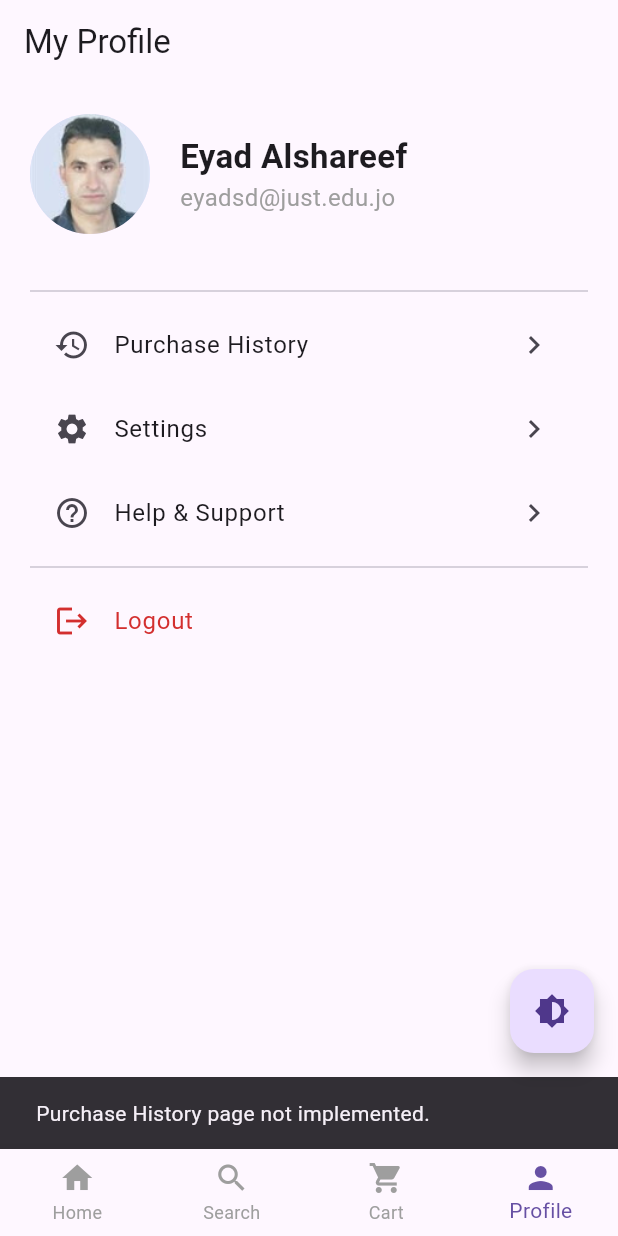
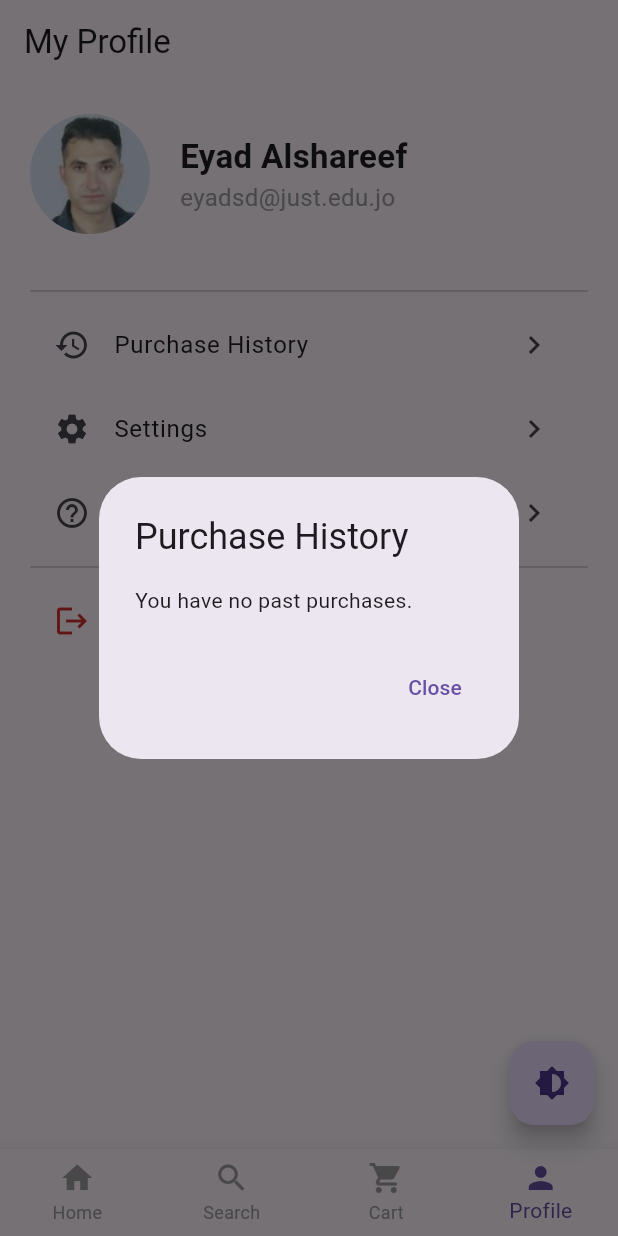
Before and after one commit to abdelrahmmanarafeh/flutter_bookstore, a Flutter app: the screen it shows after launch, item 4 of the bottom bar chosen, after a tap on "Purchase History", on a phone screen of 412 x 824 dp. Run offline on Flutter 3.47's test engine with Material 3 defaults, Android fonts, the phone set to English and light mode, and no system bars.

Commit message:
pur. history works.

```diff
--- a/lib/pages/main_navigator.dart
+++ b/lib/pages/main_navigator.dart
@@ -23,6 +23,9 @@ class _MainNavigatorState extends State<MainNavigator> {
   // List to hold the books added to the shopping cart.
   // In a real app, use a more robust state management solution (Provider, Riverpod, etc.)
   final List<Book> _cartItems = [];
+
+  // List to hold purchase history (list of lists of books)
+  final List<List<Book>> _purchaseHistory = [];
 
   // Callback function to add a book to the cart.
   // This function is passed down to pages that need to add items (e.g., BookDetailPage).
@@ -65,6 +68,14 @@ class _MainNavigatorState extends State<MainNavigator> {
     });
   }
 
+  // Method to handle the checkout process
+  void _checkout(List<Book> itemsToCheckout) {
+    setState(() {
+      _purchaseHistory.add(List.from(itemsToCheckout)); // Save a copy of the current cart
+      _cartItems.clear(); // Clear the cart
+    });
+  }
+
   // List of the main pages corresponding to the bottom navigation bar items.
   // Note: We pass the necessary callbacks and data down to the pages.
   late final List<Widget> _pages;
@@ -76,8 +87,8 @@ class _MainNavigatorState extends State<MainNavigator> {
     _pages = <Widget>[
       HomePage(onAddToCart: _addToCart), // Pass addToCart callback
       SearchPage(onAddToCart: _addToCart), // Pass addToCart callback
-      CartPage(cartItems: _cartItems, onRemoveFromCart: _removeFromCart), // Pass cart items and remove callback
-      const ProfilePage(), // Profile page is currently stateless
+      CartPage(cartItems: _cartItems, onRemoveFromCart: _removeFromCart, onCheckout: () => _checkout(_cartItems)), // Pass cart items, remove callback, and checkout callback
+      ProfilePage(purchaseHistory: _purchaseHistory), // Pass purchase history to ProfilePage
     ];
   }
 
@@ -88,7 +99,10 @@ class _MainNavigatorState extends State<MainNavigator> {
       _selectedIndex = index; // Update the selected index
       // When navigating to the cart tab, update the CartPage with the current cart items
       if (index == 2) {
-        _pages[index] = CartPage(cartItems: _cartItems, onRemoveFromCart: _removeFromCart);
+        _pages[index] = CartPage(cartItems: _cartItems, onRemoveFromCart: _removeFromCart, onCheckout: () => _checkout(_cartItems));
+      } else if (index == 3) {
+        // When navigating to the profile tab, update ProfilePage with the current purchase history
+         _pages[index] = ProfilePage(purchaseHistory: _purchaseHistory);
       }
     });
   }
--- a/lib/pages/profile/profile_page.dart
+++ b/lib/pages/profile/profile_page.dart
@@ -1,16 +1,22 @@
 import 'package:flutter/material.dart';
+import '../../models/book.dart'; // Import Book model
 
 // ProfilePage displays user information and potentially purchase history.
 // Currently a placeholder StatelessWidget. Could become StatefulWidget
 // if profile data needs to be fetched or updated dynamically.
 class ProfilePage extends StatelessWidget {
-  const ProfilePage({super.key});
+  final List<List<Book>> purchaseHistory; // List of past purchases
+
+  const ProfilePage({
+    super.key,
+    required this.purchaseHistory,
+  });
 
   @override
   Widget build(BuildContext context) {
     return Scaffold(
       appBar: AppBar(
-        title: const Text('My Profile'),
+        title: const Text('My Profile'), // Set title
       ),
       body: ListView( // Use ListView for potentially long content
         padding: const EdgeInsets.all(20.0),
@@ -48,9 +54,40 @@ const Row(
             title: const Text('Purchase History'),
             trailing: const Icon(Icons.chevron_right),
             onTap: () {
-              // Navigate to Purchase History page (not implemented)
-              ScaffoldMessenger.of(context).showSnackBar(
-                const SnackBar(content: Text('Purchase History page not implemented.')),
+              // Show a dialog with purchase history
+              showDialog(
+                context: context,
+                builder: (BuildContext context) {
+                  return AlertDialog(
+                    title: const Text('Purchase History'),
+                    content: purchaseHistory.isEmpty
+                        ? const Text('You have no past purchases.')
+                        : SingleChildScrollView( // Allow scrolling if history is long
+                            child: ListBody(
+                              children: purchaseHistory.asMap().entries.map((entry) {
+                                  int purchaseIndex = entry.key;
+                                  List<Book> purchase = entry.value;
+                                return Column(
+                                  crossAxisAlignment: CrossAxisAlignment.start,
+                                  children: [
+                                    Text('Purchase ${purchaseIndex + 1}:', style: TextStyle(fontWeight: FontWeight.bold)),
+                                    ...purchase.map((book) => Text('- ${book.title}')).toList(), // List book titles in this purchase
+                                    SizedBox(height: 10), // Spacing between purchases
+                                  ],
+                                );
+                              }).toList(),
+                            ),
+                          ),
+                    actions: <Widget>[
+                      TextButton(
+                        child: const Text('Close'),
+                        onPressed: () {
+                          Navigator.of(context).pop();
+                        },
+                      ),
+                    ],
+                  );
+                },
               );
             },
           ),
```
Also changed, not shown: lib/pages/cart/cart_page.dart (+3 -5 lines).
